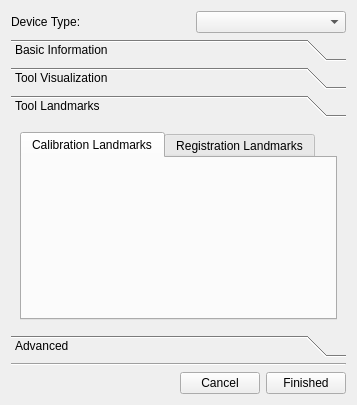
Old version of the form Modules/IGTUI/Qmitk/QmitkNavigationToolCreationWidget.ui in the repository MITK/MITK.
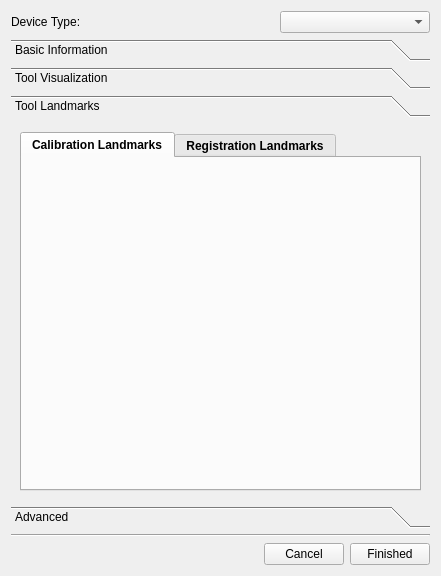
New version of the form. The open tabs and pages were chosen to show the change. Custom widgets are drawn as their Qt base class.

Commit message: IGT->View Navigation Tool Calibration -> Tab text size and tab size adjusted to fit entire text.

The edit to the form file:
```diff
--- a/Modules/IGTUI/Qmitk/QmitkNavigationToolCreationWidget.ui
+++ b/Modules/IGTUI/Qmitk/QmitkNavigationToolCreationWidget.ui
@@ -6,8 +6,8 @@
    <rect>
     <x>0</x>
     <y>0</y>
-    <width>357</width>
-    <height>405</height>
+    <width>441</width>
+    <height>576</height>
    </rect>
   </property>
   <property name="windowTitle">
@@ -43,6 +43,18 @@
    </item>
    <item>
     <widget class="QToolBox" name="toolBox">
+     <property name="sizePolicy">
+      <sizepolicy hsizetype="Preferred" vsizetype="Preferred">
+       <horstretch>0</horstretch>
+       <verstretch>77</verstretch>
+      </sizepolicy>
+     </property>
+     <property name="maximumSize">
+      <size>
+       <width>16777215</width>
+       <height>2000</height>
+      </size>
+     </property>
      <property name="currentIndex">
       <number>0</number>
      </property>
@@ -258,8 +270,8 @@
        <rect>
         <x>0</x>
         <y>0</y>
-        <width>145</width>
-        <height>73</height>
+        <width>423</width>
+        <height>382</height>
        </rect>
       </property>
       <attribute name="label">
@@ -268,16 +280,53 @@
       <layout class="QVBoxLayout" name="verticalLayout_6">
        <item>
         <widget class="QTabWidget" name="m_RegistrationLandmarksTab">
+         <property name="enabled">
+          <bool>true</bool>
+         </property>
+         <property name="sizePolicy">
+          <sizepolicy hsizetype="Expanding" vsizetype="Expanding">
+           <horstretch>0</horstretch>
+           <verstretch>100</verstretch>
+          </sizepolicy>
+         </property>
+         <property name="maximumSize">
+          <size>
+           <width>16777215</width>
+           <height>800</height>
+          </size>
+         </property>
+         <property name="font">
+          <font>
+           <weight>75</weight>
+           <bold>true</bold>
+          </font>
+         </property>
          <property name="currentIndex">
-          <number>1</number>
+          <number>0</number>
+         </property>
+         <property name="iconSize">
+          <size>
+           <width>30</width>
+           <height>150</height>
+          </size>
          </property>
          <widget class="QWidget" name="tab">
           <attribute name="title">
            <string>Calibration Landmarks</string>
           </attribute>
           <layout class="QVBoxLayout" name="verticalLayout_7">
+           <property name="rightMargin">
+            <number>30</number>
+           </property>
            <item>
-            <widget class="QmitkPointListWidget" name="m_CalibrationLandmarksList" native="true"/>
+            <widget class="QmitkPointListWidget" name="m_CalibrationLandmarksList" native="true">
+             <property name="maximumSize">
+              <size>
+               <width>600</width>
+               <height>600</height>
+              </size>
+             </property>
+            </widget>
            </item>
           </layout>
          </widget>
@@ -568,18 +617,18 @@
   </layout>
  </widget>
  <customwidgets>
-  <customwidget>
-   <class>QmitkDataStorageComboBox</class>
-   <extends>QComboBox</extends>
-   <header>QmitkDataStorageComboBox.h</header>
-   <container>1</container>
-  </customwidget>
   <customwidget>
    <class>QmitkPointListWidget</class>
    <extends>QWidget</extends>
    <header>QmitkPointListWidget.h</header>
    <container>1</container>
   </customwidget>
+  <customwidget>
+   <class>QmitkDataStorageComboBox</class>
+   <extends>QComboBox</extends>
+   <header>QmitkDataStorageComboBox.h</header>
+   <container>1</container>
+  </customwidget>
  </customwidgets>
  <resources/>
  <connections/>
```
Left out of the diff: 49 changed lines with no effect on the pictures. Lines whose indentation alone changed are shown as unchanged. The commit also changes 2 other files.
